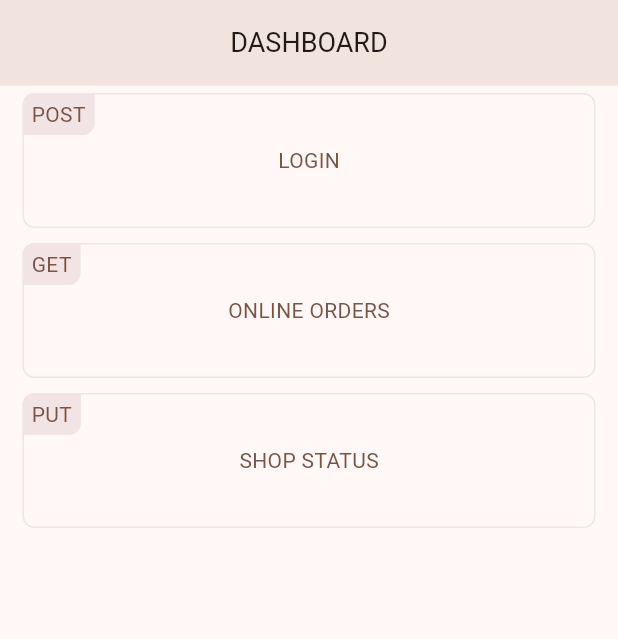
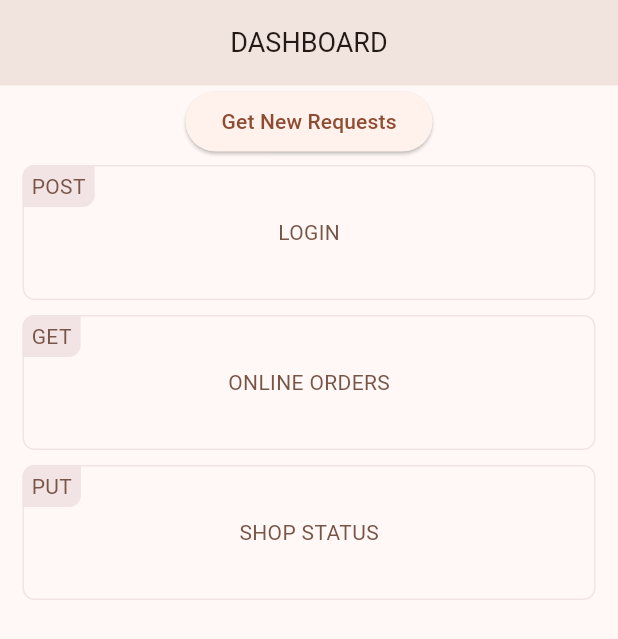
Before and after one commit to ferns-it/flutter_foodpage_plugin, a Flutter app: the screen it shows after launch, on a phone screen of 412 x 824 dp. Shown: the top 639 px of the screen. Run offline on Flutter 3.47's test engine with Material 3 defaults, Android fonts, the phone set to English and light mode, and no system bars; our stand-ins replace dio, get, shared_preferences; accounts and stored records are empty.

```diff
--- a/example/lib/order_online/view/dashboard/dashboardPage.dart
+++ b/example/lib/order_online/view/dashboard/dashboardPage.dart
@@ -1,6 +1,9 @@
+import 'dart:developer';
+
 import 'package:example/order_online/view/order/online_order_page.dart';
 import 'package:example/order_online/view/shop/shop_status_page.dart';
 import 'package:flutter/material.dart';
+import 'package:flutter_foodpage_plugin/table_reservation/services/table_reservation_service.dart';
 import 'package:get/get.dart';
 
 import '../../constants/app_colors.dart';
@@ -18,42 +21,53 @@ class DashboardPage extends GetView<DashboardController> {
       "online orders",
       "shop status",
     ];
-    final labelItems = [
-      "post",
-      "get",
-      "put"
-    ];
+    final labelItems = ["post", "get", "put"];
 
     return Scaffold(
       appBar: buildAppbar(title: "Dashboard", widget: const SizedBox.shrink()),
-      body: ListView.builder(
+      body: Column(
+        children: [
+          ElevatedButton(
+            onPressed: () async {
+              final requests = await TableReservationService.getNewRequests();
+              inspect(requests);
+            },
+            child: const Text("Get New Requests"),
+          ),
+          Expanded(
+            child: ListView.builder(
               itemCount: dashboardItems.length,
               itemBuilder: (context, index) {
                 return _DashboardCard(
                   itemName: dashboardItems[index],
                   itemIndex: index,
                   label: labelItems[index],
-
                 );
               },
+            ),
+          ),
+        ],
       ),
     );
   }
 }
 
 class _DashboardCard extends GetView<DashboardController> {
-  const _DashboardCard(
-     {
-    super.key,
+  const _DashboardCard({
+    Key? key,
     required this.itemName,
     required this.itemIndex,
     required this.label,
-  });
+  }) : super(key: key);
   final String itemName, label;
   final int itemIndex;
   @override
   Widget build(BuildContext context) {
-    final navigationList = [const LoginPage(), const OnlineOrderPage(), const ShopStatusPage()];
+    final navigationList = [
+      const LoginPage(),
+      const OnlineOrderPage(),
+      const ShopStatusPage(),
+    ];
 
     return SizedBox(
       height: 100.0,
@@ -106,6 +120,5 @@ class _DashboardCard extends GetView<DashboardController> {
         ),
       ),
     );
-
   }
 }
--- a/example/lib/order_online/view/shop/shop_status_page.dart
+++ b/example/lib/order_online/view/shop/shop_status_page.dart
@@ -1,5 +1,3 @@
-import 'dart:developer';
-
 import 'package:example/order_online/constants/app_colors.dart';
 import 'package:example/order_online/controller/shop/shop_controller.dart';
 import 'package:example/order_online/utils/build_appbar.dart';
@@ -12,7 +10,6 @@ class ShopStatusPage extends GetView<ShopController> {
 
   @override
   Widget build(BuildContext context) {
-
     return Scaffold(
       appBar: buildAppbar(
         title: "Shop Status",
@@ -57,8 +54,7 @@ class ShopStatusPage extends GetView<ShopController> {
                                   margin: const EdgeInsets.symmetric(
                                       horizontal: 15.0, vertical: 25.0),
                                   colorText: AppColors.primaryColor);
-                                  controller.onChangeSelectedIndex(-1);
-
+                              controller.onChangeSelectedIndex(-1);
                             } finally {
                               controller.onChangeLoading(false);
                             }
--- a/lib/table_reservation/models/new_request/new_request_collection.dart
+++ b/lib/table_reservation/models/new_request/new_request_collection.dart
@@ -49,12 +49,12 @@ class NewRequestsCollection {
         statusMessage: map['statusMessage'] as String,
         haveAdvance: map['haveAdvance'] as String,
         enquiries: List<Enquirie>.from(
-          (map['enquiries'] as List<int>).map<Enquirie>(
+          (map['enquiries'] ?? []).map<Enquirie>(
             (x) => Enquirie.fromMap(x as Map<String, dynamic>),
           ),
         ),
         modifiedEnquiries: List<Enquirie>.from(
-          (map['modified_enquiries'] as List<int>).map<Enquirie>(
+          (map['modified_enquiries'] ?? []).map<Enquirie>(
             (x) => Enquirie.fromMap(x as Map<String, dynamic>),
           ),
         ),
```
Also changed, not shown: lib/table_reservation/base_client.dart (+2 -35 lines). Lines whose indentation alone changed are shown as unchanged.
